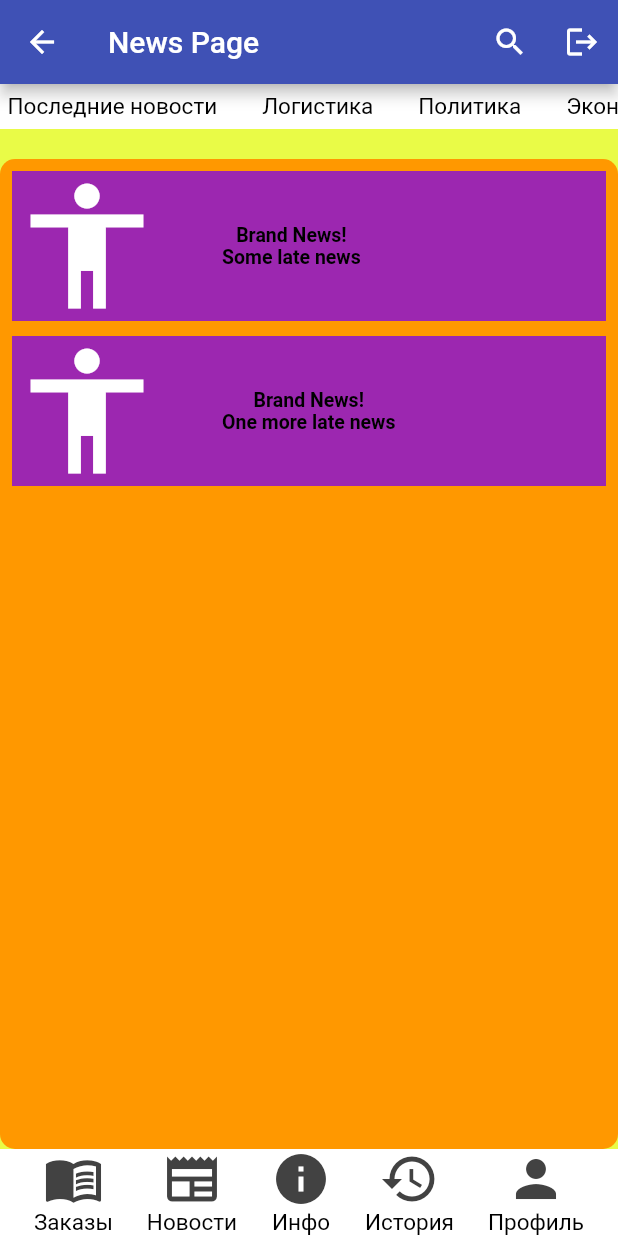
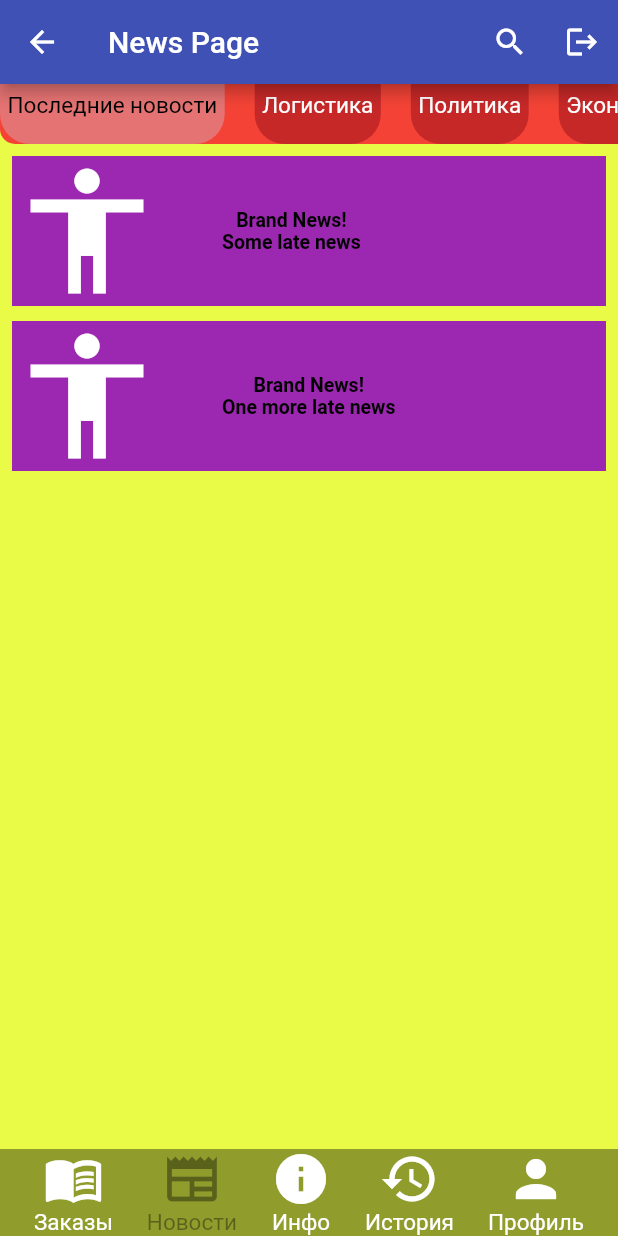
Before and after one commit to 1gnoramus/all_logistics, a Flutter app: the NewsPage screen opened by its route, on a phone screen of 412 x 824 dp. Run offline on Flutter 3.47's test engine with Material 2 defaults, Android fonts, the phone set to English and light mode, and no system bars; our stand-ins replace cloud_firestore, firebase_auth, firebase_core, modal_progress_hud; accounts and stored records are empty.

Commit message:
'MinorChanges'

```diff
--- a/lib/components/bottom_data.dart
+++ b/lib/components/bottom_data.dart
@@ -7,10 +7,14 @@ import 'package:flutter/material.dart';
 import 'constants.dart';
 
 class BottomPanelWidget extends StatelessWidget {
+  BottomPanelWidget(this.clickedButton);
+
+  final String clickedButton;
+
   @override
   Widget build(BuildContext context) {
     return Container(
-      color: Colors.white,
+      color: Colors.black38,
       child: Row(
         mainAxisAlignment: MainAxisAlignment.spaceEvenly,
         crossAxisAlignment: CrossAxisAlignment.center,
@@ -19,7 +23,10 @@ class BottomPanelWidget extends StatelessWidget {
             onTap: () {
               Navigator.pushNamed(context, OrderPage.id);
             },
-            child: ItemContent(icon: Icons.menu_book, title: 'Заказы'),
+            child: ItemContent(
+                icon: Icons.menu_book,
+                title: 'Заказы',
+                isClicked: clickedButton == 'Orders' ? true : false),
           ),
           GestureDetector(
             onTap: () {
@@ -28,22 +35,38 @@ class BottomPanelWidget extends StatelessWidget {
                 NewsPage.id,
               );
             },
-              child: ItemContent(icon: Icons.newspaper, title: 'Новости')),
+            child: ItemContent(
+              icon: Icons.newspaper,
+              title: 'Новости',
+              isClicked: clickedButton == 'News' ? true : false,
+            ),
+          ),
           GestureDetector(
               onTap: () {
                 Navigator.pushNamed(context, InfoPage.id);
               },
-              child: ItemContent(icon: Icons.info, title: 'Инфо')),
+              child: ItemContent(
+                  icon: Icons.info,
+                  title: 'Инфо',
+                  isClicked: clickedButton == 'Info' ? true : false)),
           GestureDetector(
             onTap: () {
               Navigator.pushNamed(context, HistoryPage.id);
             },
-              child: ItemContent(icon: Icons.history, title: 'История')),
+            child: ItemContent(
+                icon: Icons.history,
+                title: 'История',
+                isClicked: clickedButton == 'History' ? true : false),
+          ),
           GestureDetector(
             onTap: () {
               Navigator.pushNamed(context, ProfilePage.id);
             },
-              child: ItemContent(icon: Icons.person, title: 'Профиль')),
+            child: ItemContent(
+                icon: Icons.person,
+                title: 'Профиль',
+                isClicked: clickedButton == 'Profile' ? true : false),
+          ),
         ],
       ),
     );
@@ -51,9 +74,12 @@ class BottomPanelWidget extends StatelessWidget {
 }
 
 class ItemContent extends StatelessWidget {
-  ItemContent({required this.icon, required this.title});
+  ItemContent(
+      {required this.icon, required this.title, required this.isClicked});
+
   final IconData icon;
   final String title;
+  final bool isClicked;
 
   @override
   Widget build(BuildContext context) {
@@ -62,12 +88,14 @@ class ItemContent extends StatelessWidget {
         Icon(
           icon,
           size: 40.0,
-          color: Colors.grey.shade800,
+          color: isClicked ? Colors.black38 : Colors.white,
         ),
         Text(
           title,
           textAlign: TextAlign.center,
-          style: kBottomPanelTextStyle,
+          style: kBottomPanelTextStyle.copyWith(
+            color: isClicked ? Colors.black38 : Colors.white,
+          ),
         ),
       ],
     );
--- a/lib/main_pages/history_page.dart
+++ b/lib/main_pages/history_page.dart
@@ -61,7 +61,7 @@ class _HistoryPageState extends State<HistoryPage> {
               ],
             ),
           ),
-          BottomPanelWidget()
+          BottomPanelWidget('History')
         ],
       ),
     );
--- a/lib/main_pages/info_page.dart
+++ b/lib/main_pages/info_page.dart
@@ -139,7 +139,7 @@ class _InfoPageState extends State<InfoPage> {
               ),
             ),
           ),
-          BottomPanelWidget()
+          BottomPanelWidget('Info')
         ],
       ),
     );
--- a/lib/main_pages/new_order_page.dart
+++ b/lib/main_pages/new_order_page.dart
@@ -154,7 +154,7 @@ class _NewOrderPageState extends State<NewOrderPage> {
               ],
             ),
           ),
-          BottomPanelWidget(),
+          BottomPanelWidget('Orders'),
         ],
       ),
     );
--- a/lib/main_pages/news_page.dart
+++ b/lib/main_pages/news_page.dart
@@ -12,6 +12,7 @@ class NewsPage extends StatefulWidget {
 }
 
 class _NewsPageState extends State<NewsPage> {
+  String isClicked = 'Late';
   List<Widget> currentNewsType = [];
 
   List<NewsPiece> lateNews = [
@@ -110,8 +111,10 @@ class _NewsPageState extends State<NewsPage> {
         mainAxisAlignment: MainAxisAlignment.end,
         children: [
           Container(
-            height: 30.0,
-            color: Colors.white,
+            decoration: BoxDecoration(
+                color: Colors.red,
+                borderRadius: BorderRadius.all(Radius.circular(10.0))),
+            height: 40.0,
             child: ListView(
               scrollDirection: Axis.horizontal,
               children: [
@@ -119,9 +122,11 @@ class _NewsPageState extends State<NewsPage> {
                   title: 'Последние новости',
                   onPressed: () {
                     setState(() {
+                      isClicked = 'Late';
                       currentNewsType = lateNews;
                     });
                   },
+                  isClicked: isClicked == 'Late' ? true : false,
                 ),
                 SizedBox(
                   width: 20.0,
@@ -131,8 +136,10 @@ class _NewsPageState extends State<NewsPage> {
                   onPressed: () {
                     setState(() {
                       currentNewsType = logisticsNews;
+                      isClicked = 'Log';
                     });
                   },
+                  isClicked: isClicked == 'Log' ? true : false,
                 ),
                 SizedBox(
                   width: 20.0,
@@ -141,9 +148,12 @@ class _NewsPageState extends State<NewsPage> {
                   title: 'Политика',
                   onPressed: () {
                     setState(() {
+                      isClicked = 'Polit';
+
                       currentNewsType = politicNews;
                     });
                   },
+                  isClicked: isClicked == 'Polit' ? true : false,
                 ),
                 SizedBox(
                   width: 20.0,
@@ -152,9 +162,12 @@ class _NewsPageState extends State<NewsPage> {
                   title: 'Экономика',
                   onPressed: () {
                     setState(() {
+                      isClicked = 'Econ';
+
                       currentNewsType = economyNews;
                     });
                   },
+                  isClicked: isClicked == 'Econ' ? true : false,
                 ),
                 SizedBox(
                   width: 20.0,
@@ -163,23 +176,18 @@ class _NewsPageState extends State<NewsPage> {
                   title: 'Популярное',
                   onPressed: () {
                     setState(() {
+                      isClicked = 'Popul';
                       currentNewsType = fireNews;
                     });
                   },
+                  isClicked: isClicked == 'Popul' ? true : false,
                 ),
               ],
             ),
           ),
           Expanded(
             child: Container(
-              margin: EdgeInsets.only(top: 20.0),
               padding: EdgeInsets.all(3.0),
-              decoration: BoxDecoration(
-                color: Colors.orange,
-                borderRadius: BorderRadius.all(
-                  Radius.circular(10.0),
-                ),
-              ),
               child: ListView.builder(
                 itemCount: currentNewsType.length,
                 itemBuilder: (BuildContext context, int index) {
@@ -188,7 +196,7 @@ class _NewsPageState extends State<NewsPage> {
               ),
             ),
           ),
-          BottomPanelWidget(),
+          BottomPanelWidget('News'),
         ],
       ),
     );
@@ -235,22 +243,28 @@ class NewsPiece extends StatelessWidget {
 }
 
 class NewsType extends StatelessWidget {
-  NewsType({required this.title, required this.onPressed});
+  NewsType(
+      {required this.title, required this.onPressed, required this.isClicked});
 
   final String title;
   final VoidCallback onPressed;
+  final bool isClicked;
 
   @override
   Widget build(BuildContext context) {
-    return Center(
-      child: Container(
-        padding: EdgeInsets.only(left: 5.0, right: 5.0),
-        child: GestureDetector(
-          onTap: onPressed,
-          child: Text(
-            title,
-            style: TextStyle(color: Colors.black, fontSize: 15.0),
-          ),
+    return Container(
+      decoration: BoxDecoration(
+        color: isClicked ? Colors.red.shade300 : Colors.red.shade800,
+        borderRadius: BorderRadius.vertical(bottom: Radius.circular(20.0)),
+      ),
+      padding: EdgeInsets.symmetric(horizontal: 5.0, vertical: 5.0),
+      child: GestureDetector(
+        onTap: onPressed,
+        child: Text(
+          title,
+          textAlign: TextAlign.center,
+          style: TextStyle(
+              color: isClicked ? Colors.black : Colors.white, fontSize: 15.0),
         ),
       ),
     );
--- a/lib/main_pages/order_page.dart
+++ b/lib/main_pages/order_page.dart
@@ -172,7 +172,7 @@ class _OrderPageState extends State<OrderPage> {
               ),
             ),
           ),
-          BottomPanelWidget(),
+          BottomPanelWidget('Orders'),
           // FloatingActionButton(onPressed: floatBut),
         ],
       ),
--- a/lib/main_pages/profile_page.dart
+++ b/lib/main_pages/profile_page.dart
@@ -171,7 +171,7 @@ class _ProfilePageState extends State<ProfilePage> {
               ),
             ]),
           ),
-          BottomPanelWidget()
+          BottomPanelWidget('Profile')
         ],
       ),
     );
@@ -189,11 +189,11 @@ class ProfileMainInfoPiece extends StatelessWidget {
       child: Text(
         text,
         textAlign: TextAlign.center,
-        style: TextStyle(fontSize: 14.0, color: Colors.black),
+        style: TextStyle(fontSize: 12.0, color: Colors.black),
       ),
       margin: EdgeInsets.all(10.0),
       padding: EdgeInsets.symmetric(horizontal: 50.0),
-      width: 220.0,
+      width: 200.0,
       decoration: BoxDecoration(
         color: Colors.white,
         borderRadius: BorderRadius.all(
```
Lines whose indentation alone changed are shown as unchanged.
